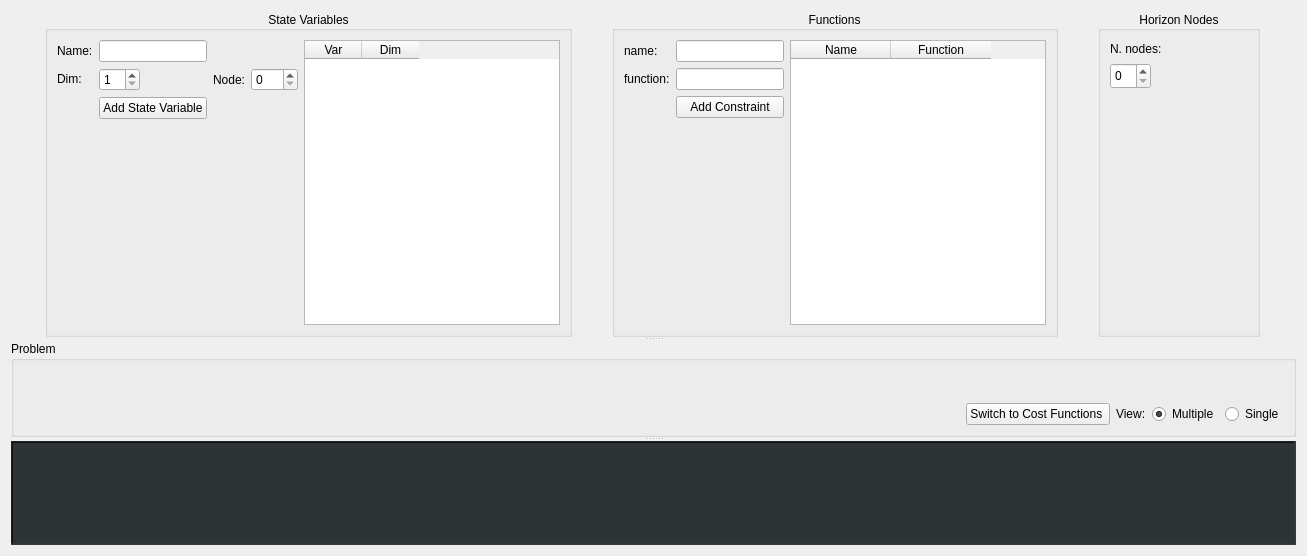
This is horizon_gui/ui/widget1.ui in FrancescoRuscelli/horizon as Qt 5 draws it before an edit. The edited form follows.
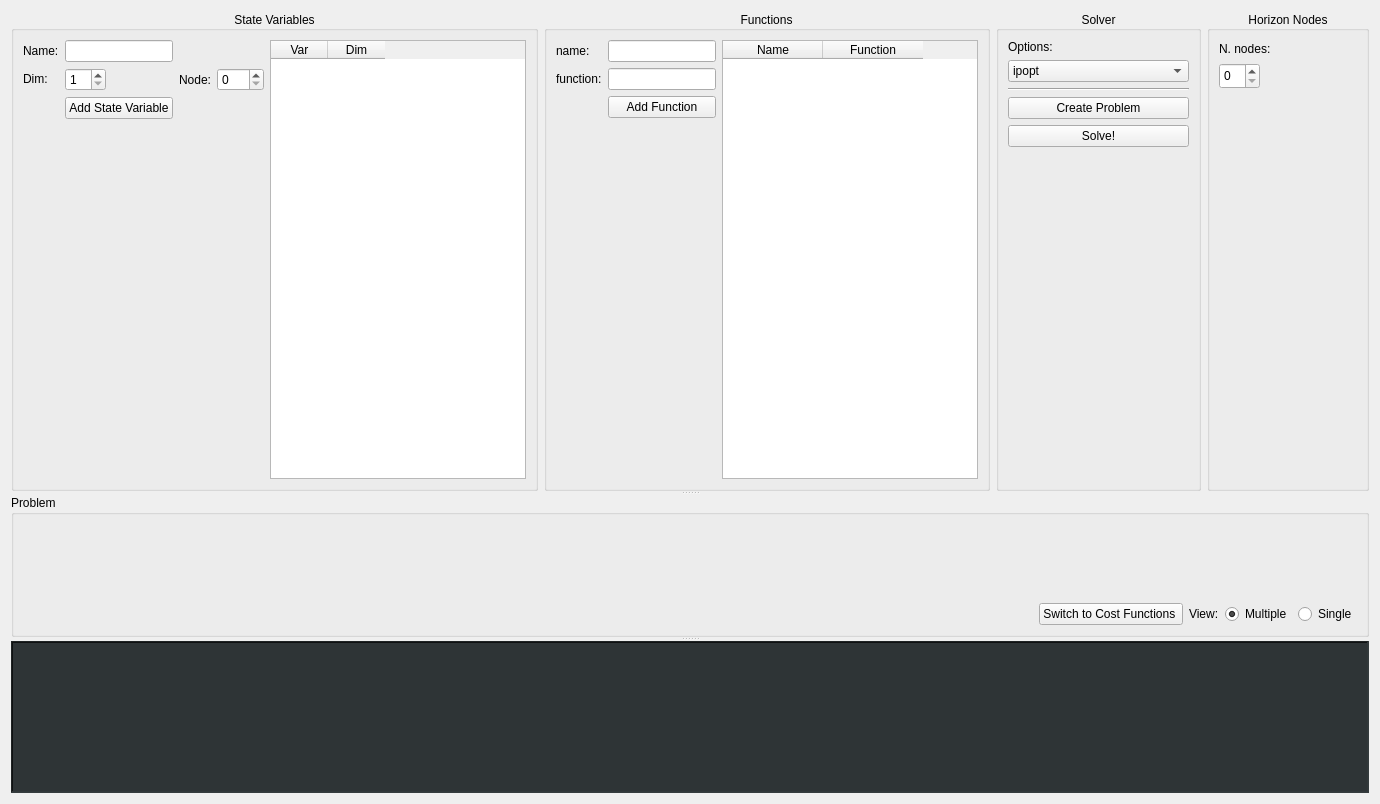
This is the edited form. Icons and pictures are not drawn. Custom widgets are drawn as their Qt base class.

Commit message: fixed some bugs for load/save mechanics and added build and solve problem

```diff
--- a/horizon_gui/ui/widget1.ui
+++ b/horizon_gui/ui/widget1.ui
@@ -6,8 +6,8 @@
    <rect>
     <x>0</x>
     <y>0</y>
-    <width>1307</width>
-    <height>556</height>
+    <width>1380</width>
+    <height>804</height>
    </rect>
   </property>
   <property name="mouseTracking">
@@ -22,7 +22,7 @@
      <property name="orientation">
       <enum>Qt::Vertical</enum>
      </property>
-     <widget class="QWidget" name="">
+     <widget class="QWidget" name="layoutWidget">
       <layout class="QHBoxLayout" name="horizontalLayout_2">
        <item>
         <widget class="QGroupBox" name="SV">
@@ -307,7 +307,7 @@
           <item row="2" column="1">
            <widget class="QPushButton" name="funButton">
             <property name="text">
-             <string>Add Constraint</string>
+             <string>Add Function</string>
             </property>
            </widget>
           </item>
@@ -364,6 +364,88 @@
          </layout>
         </widget>
        </item>
+       <item>
+        <widget class="QGroupBox" name="SolverBox">
+         <property name="title">
+          <string>Solver</string>
+         </property>
+         <property name="alignment">
+          <set>Qt::AlignCenter</set>
+         </property>
+         <layout class="QGridLayout" name="gridLayout_5">
+          <item row="1" column="0">
+           <widget class="QComboBox" name="SolverOptionMenu">
+            <item>
+             <property name="text">
+              <string>ipopt</string>
+             </property>
+            </item>
+            <item>
+             <property name="text">
+              <string>doesn't</string>
+             </property>
+            </item>
+            <item>
+             <property name="text">
+              <string>really</string>
+             </property>
+            </item>
+            <item>
+             <property name="text">
+              <string>works</string>
+             </property>
+            </item>
+            <item>
+             <property name="text">
+              <string>lol sorry</string>
+             </property>
+            </item>
+           </widget>
+          </item>
+          <item row="4" column="0">
+           <widget class="QPushButton" name="SolveButton">
+            <property name="text">
+             <string>Solve!</string>
+            </property>
+           </widget>
+          </item>
+          <item row="3" column="0">
+           <widget class="QPushButton" name="CreateButton">
+            <property name="text">
+             <string>Create Problem</string>
+            </property>
+           </widget>
+          </item>
+          <item row="0" column="0">
+           <widget class="QLabel" name="label_2">
+            <property name="text">
+             <string>Options:</string>
+            </property>
+           </widget>
+          </item>
+          <item row="5" column="0">
+           <spacer name="verticalSpacer_4">
+            <property name="orientation">
+             <enum>Qt::Vertical</enum>
+            </property>
+            <property name="sizeHint" stdset="0">
+             <size>
+              <width>20</width>
+              <height>40</height>
+             </size>
+            </property>
+           </spacer>
+          </item>
+          <item row="2" column="0">
+           <widget class="Line" name="line">
+            <property name="orientation">
+             <enum>Qt::Horizontal</enum>
+            </property>
+           </widget>
+          </item>
+         </layout>
+        </widget>
+       </item>
        <item>
         <widget class="QGroupBox" name="groupBox">
          <property name="sizePolicy">
```
The commit also changes 6 other files.
